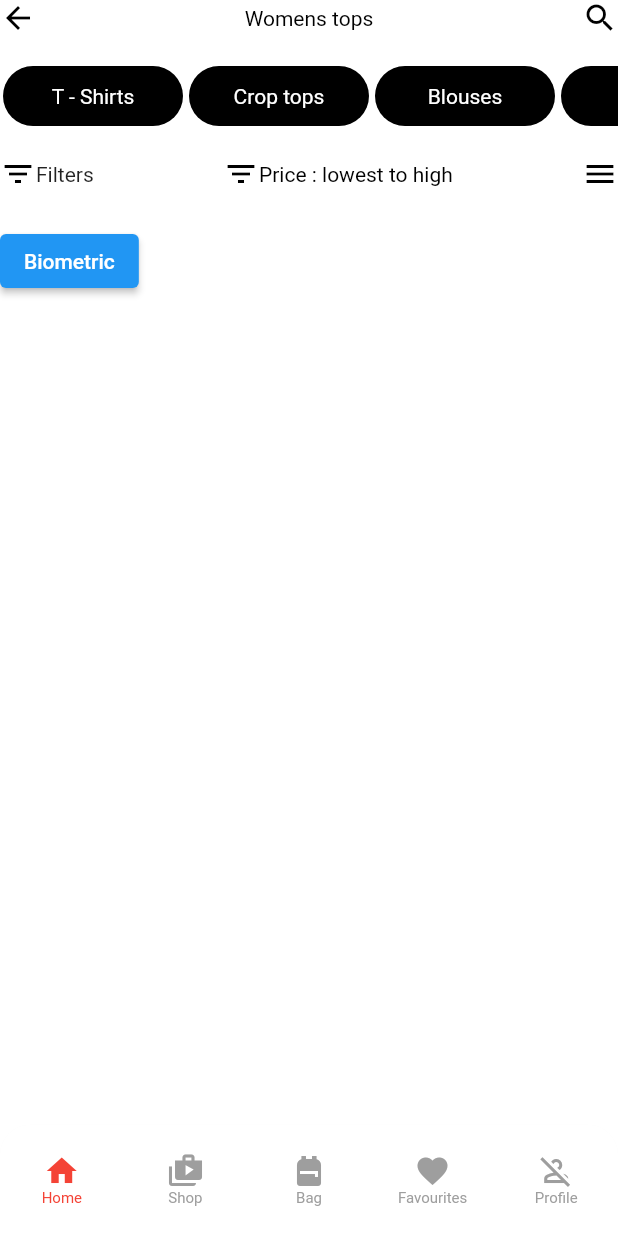
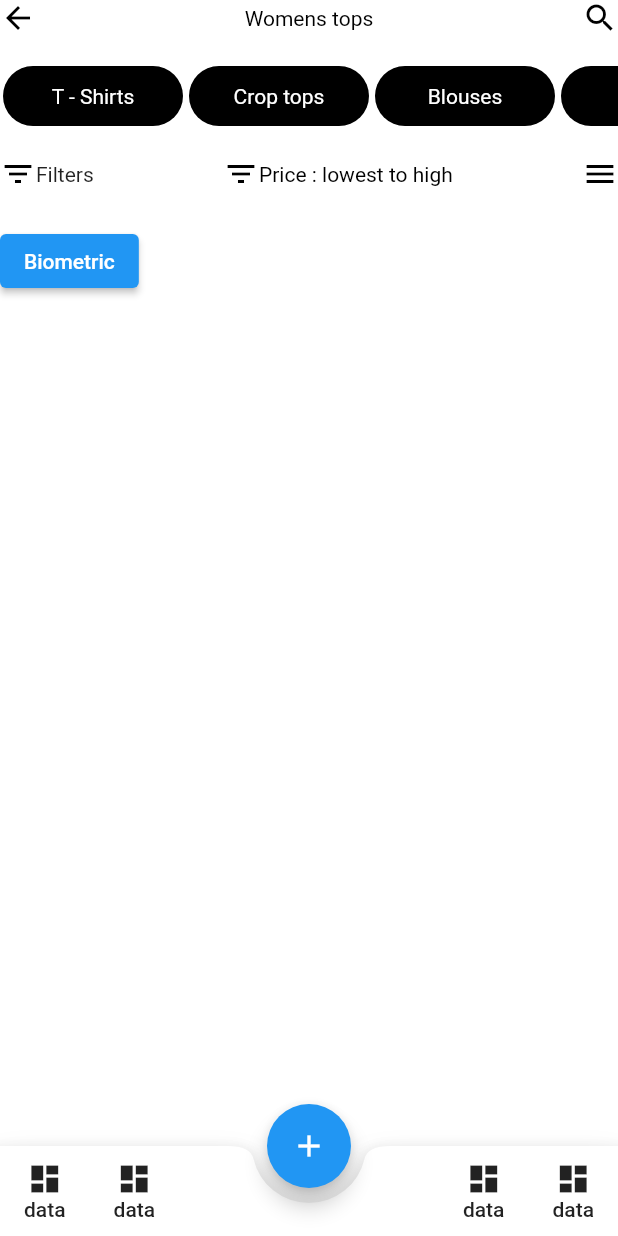
Before and after one commit to rohith3920/practise_session, a Flutter app: the screen it shows after launch, on a phone screen of 412 x 824 dp. Run offline on Flutter 3.47's test engine with Material 2 defaults, Android fonts, the phone set to English and light mode, and no system bars; our stand-ins replace local_auth.

Commit message:
added the bottom navigation bar

```diff
--- a/lib/screens/home_Screen.dart
+++ b/lib/screens/home_Screen.dart
@@ -1,6 +1,5 @@
 import 'package:flutter/material.dart';
 import 'package:local_auth/local_auth.dart';
-import 'package:smart_home_animation/api/local_auth_api.dart';
 
 class HomeScreen extends StatefulWidget {
   const HomeScreen({Key? key}) : super(key: key);
@@ -100,91 +99,181 @@ class _HomeScreenState extends State<HomeScreen> {
           ],
         ),
       ),
-      bottomNavigationBar: ClipRRect(
-        borderRadius: const BorderRadius.only(
-          topRight: Radius.circular(20),
-          topLeft: Radius.circular(20),
+      floatingActionButton: FloatingActionButton(
+        onPressed: () {},
+        child: Icon(
+          Icons.add,
         ),
-        child: SizedBox(
-          height: MediaQuery.of(context).size.height * 0.09,
-          child: BottomNavigationBar(
-            type: BottomNavigationBarType.fixed,
-            currentIndex: currentIndex!,
-            showSelectedLabels: true,
-            showUnselectedLabels: true,
-            selectedFontSize: 10,
-            unselectedFontSize: 10,
-            elevation: 80,
-            selectedLabelStyle: TextStyle(color: Colors.red),
-            unselectedLabelStyle: TextStyle(color: Colors.green),
-            backgroundColor: Colors.white,
-            selectedItemColor: Colors.red,
-            unselectedItemColor: Colors.grey,
-            items: [
-              BottomNavigationBarItem(
-                icon: Row(
+      ),
+      floatingActionButtonLocation: FloatingActionButtonLocation.centerDocked,
+
+      bottomNavigationBar: BottomAppBar(
+        shape: CircularNotchedRectangle(),
+        notchMargin: 10,
+        child: Container(
+          height: 60,
+          child: Row(
+            mainAxisAlignment: MainAxisAlignment.spaceBetween,
+            children: [
+              Row(
+                crossAxisAlignment: CrossAxisAlignment.start,
+                children: [
+                  MaterialButton(
+                    minWidth: 40,
+                    onPressed: () {},
+                    child: Column(
                       mainAxisAlignment: MainAxisAlignment.center,
                       children: [
                         Icon(
-                      Icons.home,
+                          Icons.dashboard,
+                        ),
+                        Text(
+                          'data',
                         )
                       ],
                     ),
-                label: "Home",
                   ),
-              BottomNavigationBarItem(
-                icon: Row(
+                  MaterialButton(
+                    minWidth: 40,
+                    onPressed: () {},
+                    child: Column(
                       mainAxisAlignment: MainAxisAlignment.center,
                       children: [
                         Icon(
-                      Icons.shop_two,
+                          Icons.dashboard,
+                        ),
+                        Text(
+                          'data',
                         )
                       ],
                     ),
-                label: "Shop",
                   ),
-              BottomNavigationBarItem(
-                icon: Row(
+                ],
+              ),
+              Row(
+                crossAxisAlignment: CrossAxisAlignment.start,
+                children: [
+                  MaterialButton(
+                    minWidth: 40,
+                    onPressed: () {},
+                    child: Column(
                       mainAxisAlignment: MainAxisAlignment.center,
                       children: [
                         Icon(
-                      Icons.backpack,
+                          Icons.dashboard,
+                        ),
+                        Text(
+                          'data',
                         )
                       ],
                     ),
-                label: "Bag",
                   ),
-              BottomNavigationBarItem(
-                icon: Row(
+                  MaterialButton(
+                    minWidth: 40,
+                    onPressed: () {},
+                    child: Column(
                       mainAxisAlignment: MainAxisAlignment.center,
                       children: [
                         Icon(
-                      Icons.favorite,
+                          Icons.dashboard,
+                        ),
+                        Text(
+                          'data',
                         )
                       ],
                     ),
-                label: "Favourites",
                   ),
-              BottomNavigationBarItem(
-                icon: Row(
-                  mainAxisAlignment: MainAxisAlignment.center,
-                  children: [
-                    Icon(
-                      Icons.person_off_outlined,
-                    )
                 ],
               ),
-                label: "Profile",
-              ),
             ],
-            onTap: (index) {
-              setState(() {
-                currentIndex = index ?? 0;
-              });
-            },
           ),
         ),
       ),
+      // bottomNavigationBar: ClipRRect(
+      //   borderRadius: const BorderRadius.only(
+      //     topRight: Radius.circular(20),
+      //     topLeft: Radius.circular(20),
+      //   ),
+      //   child: SizedBox(
+      //     height: MediaQuery.of(context).size.height * 0.09,
+      //     child: BottomNavigationBar(
+      //       type: BottomNavigationBarType.fixed,
+      //       currentIndex: currentIndex!,
+      //       showSelectedLabels: true,
+      //       showUnselectedLabels: true,
+      //       selectedFontSize: 10,
+      //       unselectedFontSize: 10,
+      //       elevation: 80,
+      //       selectedLabelStyle: TextStyle(color: Colors.red),
+      //       unselectedLabelStyle: TextStyle(color: Colors.green),
+      //       backgroundColor: Colors.white,
+      //       selectedItemColor: Colors.red,
+      //       unselectedItemColor: Colors.grey,
+      //       items: [
+      //         BottomNavigationBarItem(
+      //           icon: Row(
+      //             mainAxisAlignment: MainAxisAlignment.center,
+      //             children: [
+      //               Icon(
+      //                 Icons.home,
+      //               )
+      //             ],
+      //           ),
+      //           label: "Home",
+      //         ),
+      //         BottomNavigationBarItem(
+      //           icon: Row(
+      //             mainAxisAlignment: MainAxisAlignment.center,
+      //             children: [
+      //               Icon(
+      //                 Icons.shop_two,
+      //               )
+      //             ],
+      //           ),
+      //           label: "Shop",
+      //         ),
+      //         BottomNavigationBarItem(
+      //           icon: Row(
+      //             mainAxisAlignment: MainAxisAlignment.center,
+      //             children: [
+      //               Icon(
+      //                 Icons.backpack,
+      //               )
+      //             ],
+      //           ),
+      //           label: "Bag",
+      //         ),
+      //         BottomNavigationBarItem(
+      //           icon: Row(
+      //             mainAxisAlignment: MainAxisAlignment.center,
+      //             children: [
+      //               Icon(
+      //                 Icons.favorite,
+      //               )
+      //             ],
+      //           ),
+      //           label: "Favourites",
+      //         ),
+      //         BottomNavigationBarItem(
+      //           icon: Row(
+      //             mainAxisAlignment: MainAxisAlignment.center,
+      //             children: [
+      //               Icon(
+      //                 Icons.person_off_outlined,
+      //               )
+      //             ],
+      //           ),
+      //           label: "Profile",
+      //         ),
+      //       ],
+      //       onTap: (index) {
+      //         setState(() {
+      //           currentIndex = index ?? 0;
+      //         });
+      //       },
+      //     ),
+      //   ),
+      // ),
     );
   }
 }
```
Lines whose indentation alone changed are shown as unchanged.
